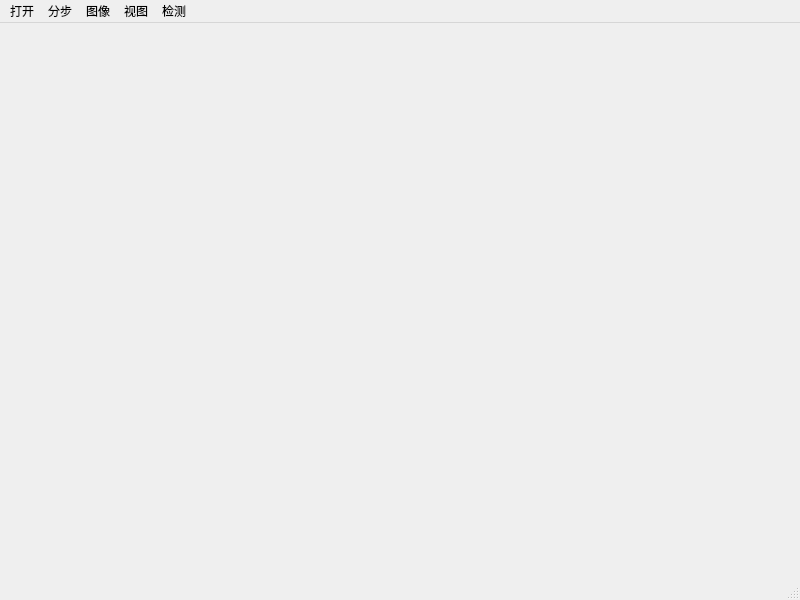
First picture: the form in MainWindow.ui, repository cg126/UAV2022, before the edit.
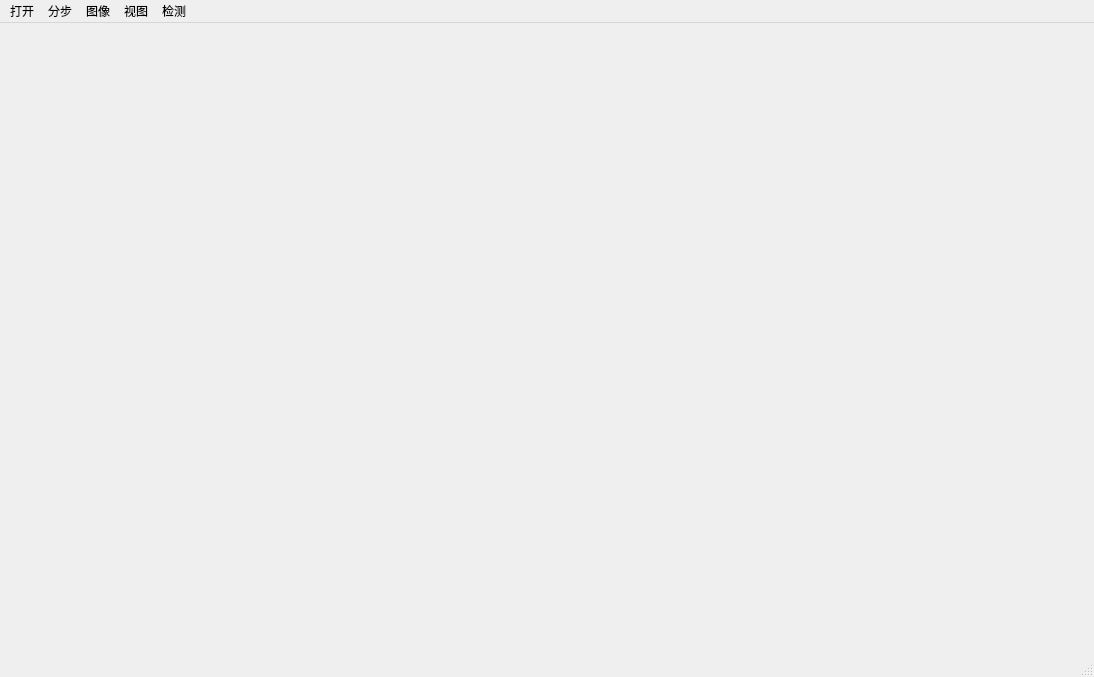
Second picture: the form after the edit.

The edit to the form file:
```diff
--- a/MainWindow.ui
+++ b/MainWindow.ui
@@ -6,8 +6,8 @@
    <rect>
     <x>0</x>
     <y>0</y>
-    <width>800</width>
-    <height>600</height>
+    <width>1094</width>
+    <height>677</height>
    </rect>
   </property>
   <property name="windowTitle">
@@ -19,7 +19,7 @@
     <rect>
      <x>0</x>
      <y>0</y>
-     <width>800</width>
+     <width>1094</width>
      <height>23</height>
     </rect>
    </property>
```
Left out of the diff: 42 changed lines with no effect on the pictures.
